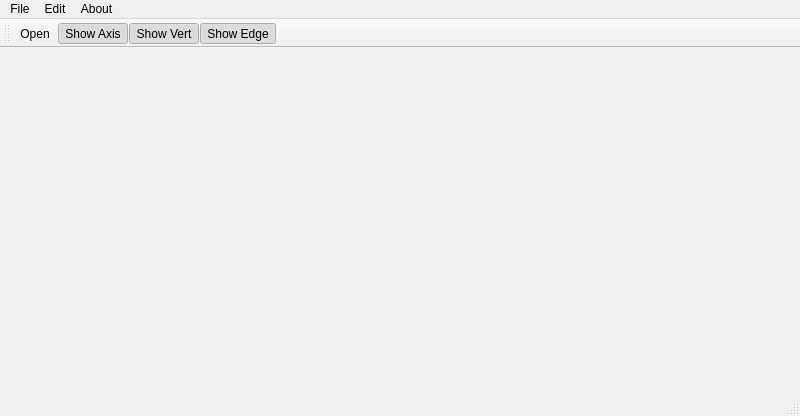
This is mainwindow.ui in colored-dye/meshlab as Qt 5 draws it before an edit. The edited form follows.
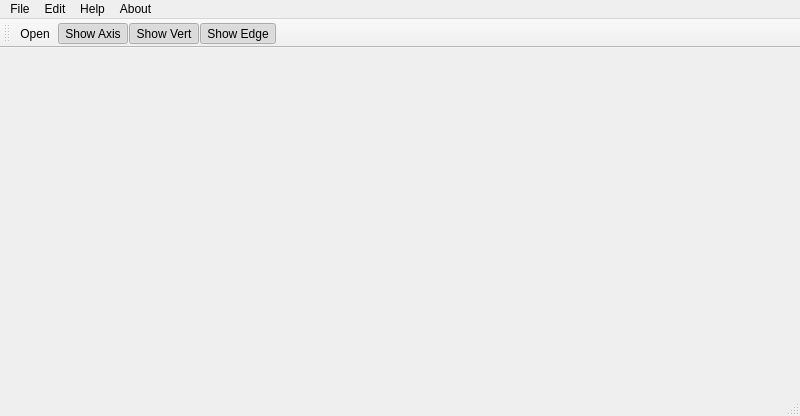
This is the edited form. Icons and pictures are not drawn. Custom widgets are drawn as their Qt base class.

```diff
--- a/mainwindow.ui
+++ b/mainwindow.ui
@@ -52,8 +52,14 @@
      <string>About</string>
     </property>
    </widget>
+   <widget class="QMenu" name="menuHelp">
+    <property name="title">
+     <string>Help</string>
+    </property>
+   </widget>
    <addaction name="menuFile"/>
    <addaction name="menuEdit"/>
+   <addaction name="menuHelp"/>
    <addaction name="menuAbout"/>
   </widget>
   <widget class="QStatusBar" name="statusbar"/>
```
Left out of the diff: 3 changed lines with no effect on the pictures.
